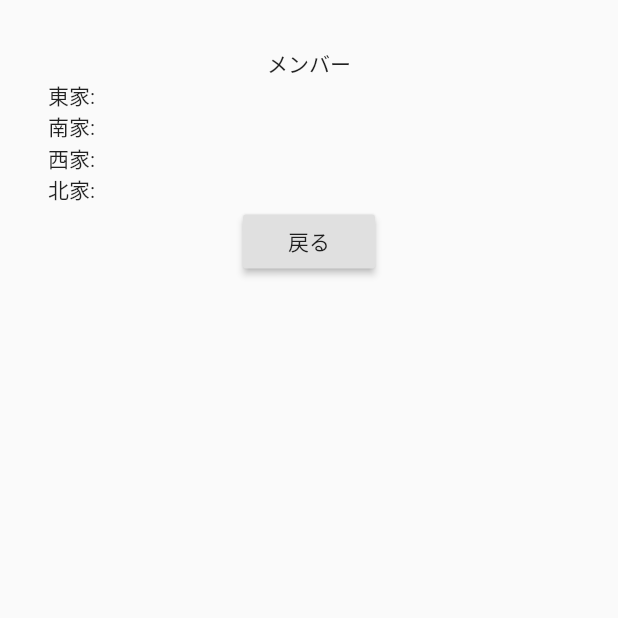
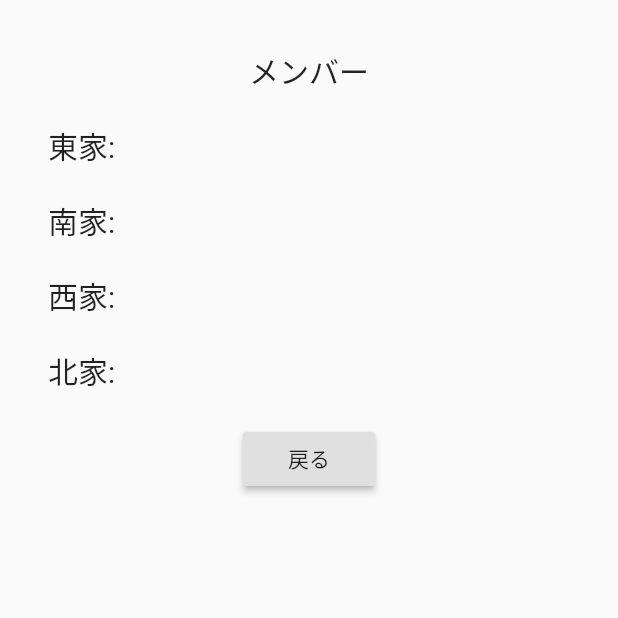
Before and after one commit to odmishien/my_first_flutter, a Flutter app: the screen it shows after launch, after a tap on "対局開始", on a phone screen of 412 x 824 dp, the top half of it. Run offline on Flutter 3.47's test engine with Material 2 defaults, Android fonts, the phone set to English and light mode, and no system bars.

Commit message:
fix margin

```diff
--- a/lib/main.dart
+++ b/lib/main.dart
@@ -14,8 +14,7 @@ class MyApp extends StatelessWidget {
       home: MainPage(),
       routes: <String, WidgetBuilder>{
         '/home': (BuildContext context) => new MainPage(),
-        '/game': (BuildContext context) =>
-            new GamePage('hoge', 'hoge', 'hoge', 'hoge'),
+        '/game': (BuildContext context) => new GamePage('', '', '', ''),
       },
     );
   }
@@ -60,11 +59,16 @@ class GamePage extends StatelessWidget {
   @override
   Widget build(BuildContext context) {
     return new Scaffold(
-        body: Container(
+        body: DefaultTextStyle.merge(
+            style: TextStyle(
+              fontSize: 20,
+            ),
+            child: Container(
               padding: EdgeInsets.all(32.0),
               child: Column(
                 children: <Widget>[
                   Text('メンバー'),
+                  SizedBox(height: 20),
                   Row(
                     children: <Widget>[
                       Expanded(flex: 3, child: Text('東家: ')),
@@ -74,6 +78,7 @@ class GamePage extends StatelessWidget {
                       ),
                     ],
                   ),
+                  SizedBox(height: 20),
                   Row(
                     children: <Widget>[
                       Expanded(flex: 3, child: Text('南家: ')),
@@ -83,6 +88,7 @@ class GamePage extends StatelessWidget {
                       ),
                     ],
                   ),
+                  SizedBox(height: 20),
                   Row(
                     children: <Widget>[
                       Expanded(flex: 3, child: Text('西家: ')),
@@ -92,6 +98,7 @@ class GamePage extends StatelessWidget {
                       ),
                     ],
                   ),
+                  SizedBox(height: 20),
                   Row(
                     children: <Widget>[
                       Expanded(flex: 3, child: Text('北家: ')),
@@ -101,6 +108,7 @@ class GamePage extends StatelessWidget {
                       ),
                     ],
                   ),
+                  SizedBox(height: 20),
                   Center(
                     child: Column(
                       mainAxisSize: MainAxisSize.min,
@@ -114,7 +122,7 @@ class GamePage extends StatelessWidget {
                   )
                 ],
               ),
-    ));
+            )));
   }
 }
 
```
Lines whose indentation alone changed are shown as unchanged.
